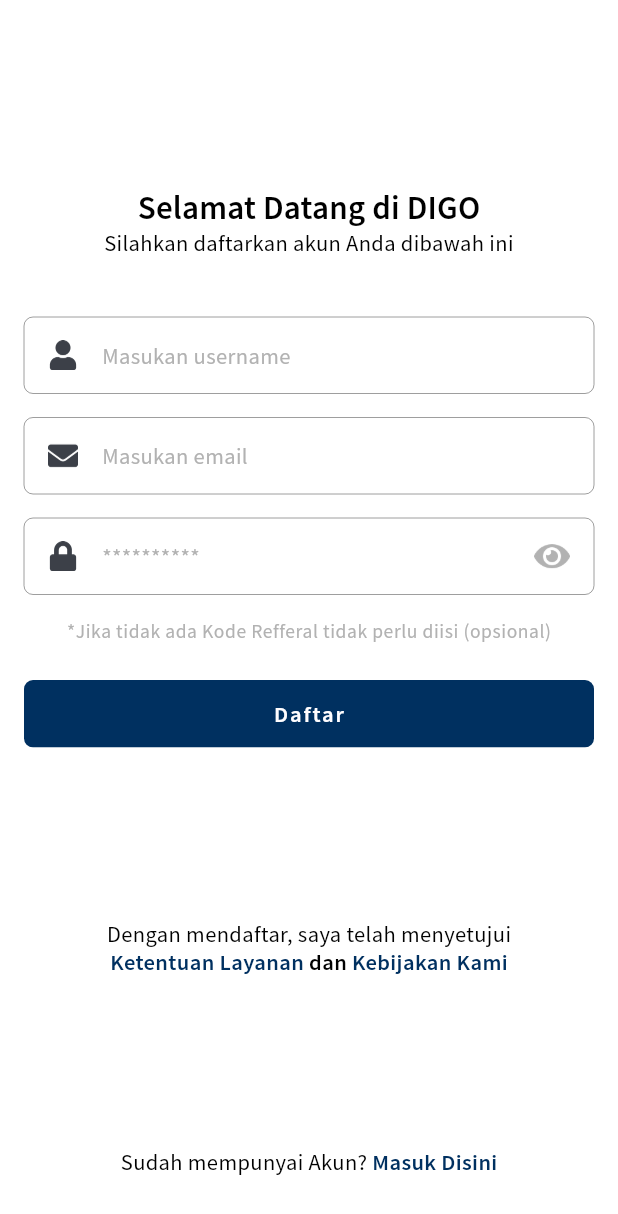
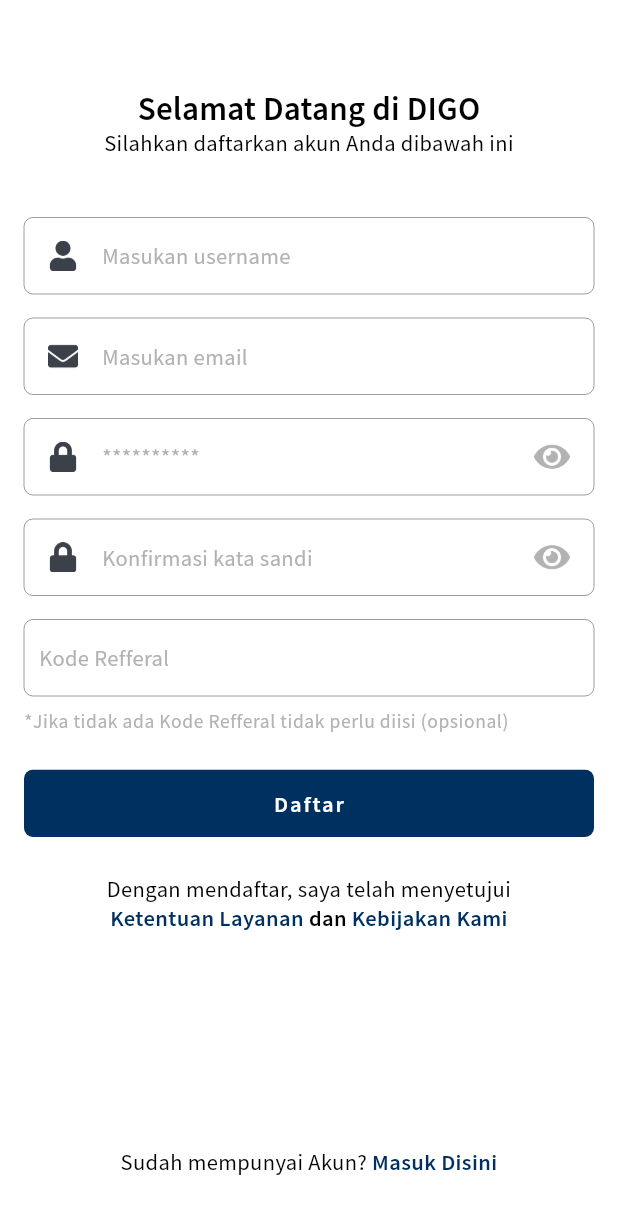
Before and after one commit to erlandmotor/Agent_Mobile_App, a Flutter app: the RegisterPage screen opened directly, on a phone screen of 412 x 824 dp. Shown: the top 1214 px of the screen. Run offline on Flutter 3.47's test engine with Material 2 defaults, Android fonts, the phone set to English and light mode, and no system bars.

Commit message:
rebuild code fiture login and register

```diff
--- a/lib/pages/auth_page/register_page.dart
+++ b/lib/pages/auth_page/register_page.dart
@@ -15,22 +15,40 @@
   final ValueNotifier<bool> _hidePasswod = ValueNotifier<bool>(true);
   final TextEditingController _emailInput = TextEditingController();
   final TextEditingController _passwordInput = TextEditingController();
+  final TextEditingController _inputCodeRefferal = TextEditingController();
   final GlobalKey<FormState> _formKey = GlobalKey<FormState>();
   final GlobalKey<FormState> _usernameKey = GlobalKey<FormState>();
   final GlobalKey<FormState> _formPass = GlobalKey<FormState>();
+  final GlobalKey<FormState> _formPassConfirm = GlobalKey<FormState>();
 
   @override
   Widget build(BuildContext context) {
     return Scaffold(
       resizeToAvoidBottomInset: false,
       backgroundColor: Colors.white,
-      body: Padding(
-        padding: Marginlayout.marginhorizontal,
-        child: Column(
-          mainAxisAlignment: MainAxisAlignment.center,
-          crossAxisAlignment: CrossAxisAlignment.center,
+      bottomNavigationBar: Padding(
+        padding: const EdgeInsets.only(bottom: 40),
+        child: Text.rich(
+          TextSpan(
+              text: 'Sudah mempunyai Akun?',
+              children: [
+                TextSpan(
+                  text: ' Masuk Disini',
+                  style: FontStyle.body2.copyWith(
+                      fontWeight: FontWeight.w600, color: ColorApp.primaryA3),
+                  recognizer: TapGestureRecognizer()
+                    ..onTap = () =>
+                        {RouteWidget.push(context: context, page: LoginPage())},
+                ),
+              ],
+              style: FontStyle.body2),
+          textAlign: TextAlign.center,
+        ),
+      ),
+      body: SafeArea(
+        child: ListView(
+          padding: Marginlayout.marginhorizontal,
           children: [
-            const Spacer(),
             const HeadersTitle(
               title: 'Selamat Datang di DIGO',
               subTitle: 'Silahkan daftarkan akun Anda dibawah ini',
@@ -72,26 +90,67 @@
                 iconSuffix: 'assets/icons/eye.png',
               ),
             ),
+            AnimatedBuilder(
+              animation: _hidePasswod,
+              builder: (context, _) => WidgetFormInput(
+                onTapSuffix: () {
+                  _hidePasswod.value = !_hidePasswod.value;
+                  print(_hidePasswod.value);
+                },
+                controller: _passwordInput,
+                formKey: _formPassConfirm,
+                obscureText: _hidePasswod.value,
+                colorSuffix: _hidePasswod.value == true
+                    ? ColorApp.secondaryB2
+                    : ColorApp.primaryA3,
+                hintText: 'Konfirmasi kata sandi',
+                iconPrefix: 'assets/icons/lock.png',
+                iconSuffix: 'assets/icons/eye.png',
+              ),
+            ),
+            TextField(
+              controller: _inputCodeRefferal,
+              cursorColor: ColorApp.primaryA3,
+              decoration: InputDecoration(
+                contentPadding:
+                    const EdgeInsets.symmetric(vertical: 16, horizontal: 10),
+                isCollapsed: true,
+                focusedBorder: OutlineInputBorder(
+                    borderSide: BorderSide(color: ColorApp.primaryA3)),
+                hintText: 'Kode Refferal',
+                fillColor: ColorApp.primaryA3,
+                focusColor: ColorApp.primaryA3,
+                hoverColor: ColorApp.primaryA3,
+                border: OutlineInputBorder(
+                    borderRadius: BorderRadius.circular(6),
+                    borderSide: BorderSide(color: ColorApp.secondaryEA)),
+                hintStyle:
+                    FontStyle.body2.copyWith(color: ColorApp.secondaryB2),
+              ),
+            ),
+            const SizedBox(
+              height: 8,
+            ),
             Text(
               '*Jika tidak ada Kode Refferal tidak perlu diisi (opsional)',
               style: FontStyle.caption.copyWith(color: ColorApp.secondaryB2),
             ),
-
             const SizedBox(
               height: 25,
             ),
-
             ButtonCustom.buttonPrimary(
               onTap: () {},
               colorBtn: ColorApp.primaryA3,
               text: 'Daftar',
             ),
-            const Spacer(),
+            const SizedBox(
+              height: 25,
+            ),
             Text(
               'Dengan mendaftar, saya telah menyetujui',
               style: FontStyle.body2,
+              textAlign: TextAlign.center,
             ),
-
             Text.rich(
               TextSpan(
                   text: 'Ketentuan Layanan',
@@ -106,30 +165,7 @@
                   ],
                   style: FontStyle.body2.copyWith(
                       fontWeight: FontWeight.w600, color: ColorApp.primaryA3)),
-            ),
-            const Spacer(),
-
-            //NOte: move register
-            Text.rich(
-              TextSpan(
-                  text: 'Sudah mempunyai Akun?',
-                  children: [
-                    TextSpan(
-                      text: ' Masuk Disini',
-                      style: FontStyle.body2.copyWith(
-                          fontWeight: FontWeight.w600,
-                          color: ColorApp.primaryA3),
-                      recognizer: TapGestureRecognizer()
-                        ..onTap = () => {
-                              RouteWidget.push(
-                                  context: context, page: LoginPage())
-                            },
-                    ),
-                  ],
-                  style: FontStyle.body2),
-            ),
-            const SizedBox(
-              height: 40,
+              textAlign: TextAlign.center,
             ),
           ],
         ),
--- a/lib/pages/auth_page/widgets/widget_form_input.dart
+++ b/lib/pages/auth_page/widgets/widget_form_input.dart
@@ -10,7 +10,7 @@
   final TextEditingController controller;
   final Function()? onTapSuffix;
   final String? iconSuffix;
-  final String iconPrefix;
+  final String? iconPrefix;
   const WidgetFormInput({
     Key? key,
     required this.formKey,
@@ -20,7 +20,7 @@
     this.colorSuffix,
     this.onTapSuffix,
     this.iconSuffix,
-    required this.iconPrefix,
+    this.iconPrefix,
   }) : super(key: key);
 
   @override
@@ -40,13 +40,16 @@
             isCollapsed: true,
             focusedBorder: OutlineInputBorder(
                 borderSide: BorderSide(color: ColorApp.primaryA3)),
-            prefixIcon: Padding(
-              padding: const EdgeInsets.symmetric(horizontal: 16, vertical: 14),
-              child: Image.asset(
-                iconPrefix,
-                height: 12,
-              ),
-            ),
+            prefixIcon: iconPrefix != null
+                ? Padding(
+                    padding: const EdgeInsets.symmetric(
+                        horizontal: 16, vertical: 14),
+                    child: Image.asset(
+                      iconPrefix!,
+                      height: 12,
+                    ),
+                  )
+                : const Opacity(opacity: 0),
             suffixIcon: iconSuffix == null
                 ? const SizedBox()
                 : InkWell(
--- a/lib/pages/auth_page/widgets/widget_headers.dart
+++ b/lib/pages/auth_page/widgets/widget_headers.dart
@@ -10,6 +10,7 @@
   @override
   Widget build(BuildContext context) {
     return ListTile(
+      contentPadding: const EdgeInsets.only(top: 48),
       title: Center(
         child: Text(
           title,
```
Also changed, not shown: lib/pages/auth_page/login_page.dart (+31 -63 lines).
